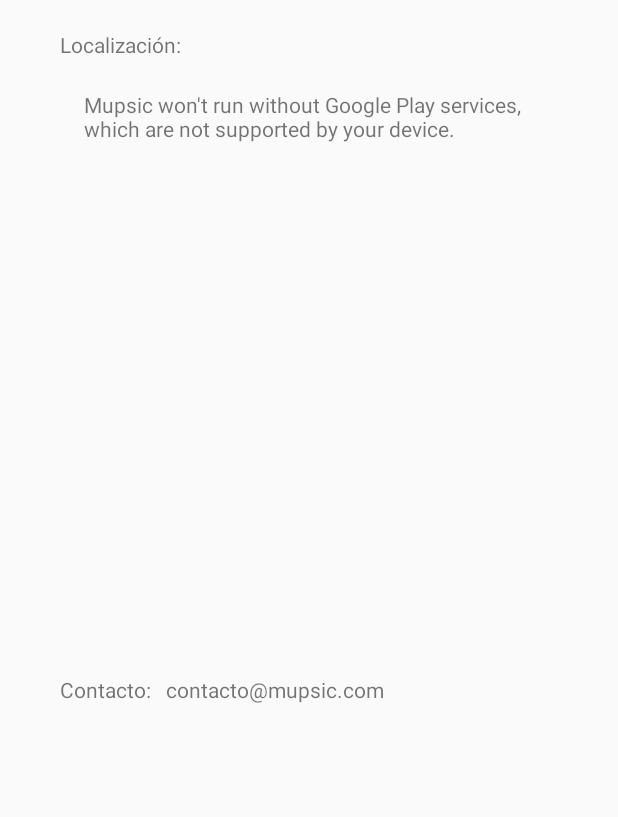
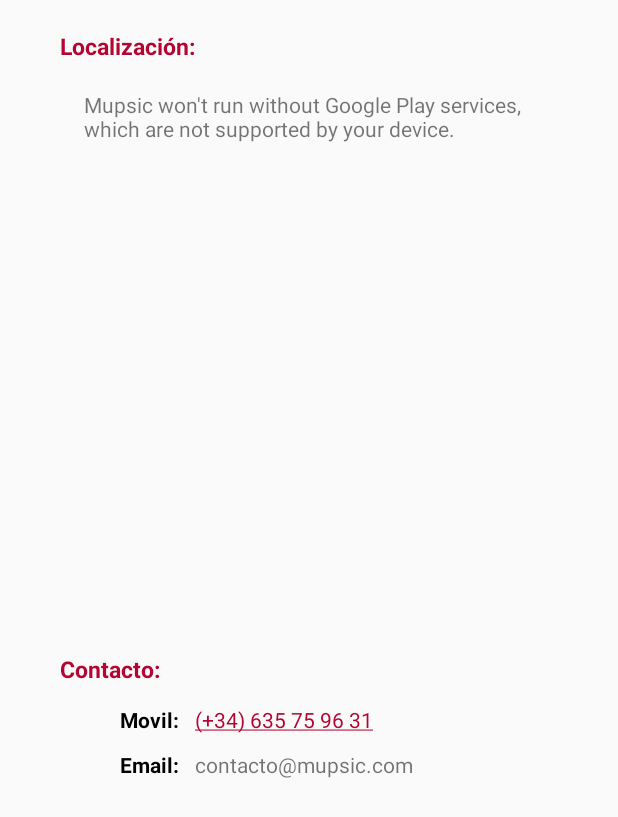
Before and after one commit to arivero007/Mupsic, an Android app: the LocalizacionContacto screen opened directly, with no data from a screen before it, on a phone screen of 412 x 824 dp. Shown: the top 817 px of the screen. Run offline under Robolectric (Android 15) with nearby library versions, the phone set to English and light mode, and no system bars.

Commit message:
mejoras generales

```diff
--- a/app/src/main/java/getnetwork/erictelm2m/com/mupsic/LocalizacionContacto.java
+++ b/app/src/main/java/getnetwork/erictelm2m/com/mupsic/LocalizacionContacto.java
@@ -1,7 +1,9 @@
 package getnetwork.erictelm2m.com.mupsic;
 
 import android.Manifest;
+import android.content.Intent;
 import android.content.pm.PackageManager;
+import android.net.Uri;
 import android.os.Bundle;
 import android.support.design.widget.FloatingActionButton;
 import android.support.design.widget.Snackbar;
@@ -10,6 +12,7 @@ import android.support.v4.app.FragmentActivity;
 import android.support.v7.app.AppCompatActivity;
 import android.support.v7.widget.Toolbar;
 import android.view.View;
+import android.widget.TextView;
 
 import com.google.android.gms.maps.CameraUpdateFactory;
 import com.google.android.gms.maps.GoogleMap;
@@ -43,7 +46,7 @@ public class LocalizacionContacto extends FragmentActivity implements OnMapReady
 
 
         LatLng mupsic = new LatLng(43.296244, -2.885613);
-        map.addMarker(new MarkerOptions().position(mupsic).title("Mupsic"));
+        map.addMarker(new MarkerOptions().position(mupsic).title("Mupsic").snippet("Academia de música"));
         float zoomLevel = 16.0f;
         map.moveCamera(CameraUpdateFactory.newLatLngZoom(mupsic,zoomLevel));
        /*
--- a/app/src/main/res/layout/activity_localizacion_contacto.xml
+++ b/app/src/main/res/layout/activity_localizacion_contacto.xml
@@ -18,19 +18,64 @@
         android:layout_marginTop="60dp"
         tools:context=".MapsActivity" />
 
+
     <TextView
         android:id="@+id/textView1"
         android:layout_width="wrap_content"
         android:layout_height="wrap_content"
         android:layout_marginTop="20dp"
         android:layout_marginLeft="40dp"
+        android:textSize="15dp"
+        android:textStyle="bold"
+        android:textColor="@color/colorAccent"
         android:text="Localización:" />
 
     <TextView
         android:id="@+id/textView2"
         android:layout_width="wrap_content"
         android:layout_height="wrap_content"
-        android:layout_marginTop="450dp"
+        android:layout_marginTop="435dp"
         android:layout_marginLeft="40dp"
-        android:text="Contacto:   contacto@mupsic.com" />
+        android:textSize="15dp"
+        android:textStyle="bold"
+        android:textColor="@color/colorAccent"
+        android:text="Contacto:" />
+
+    <TextView
+        android:id="@+id/textView3"
+        android:layout_width="wrap_content"
+        android:layout_height="wrap_content"
+        android:layout_marginTop="500dp"
+        android:layout_marginLeft="80dp"
+        android:textStyle="bold"
+        android:textColor="@color/colorBlack"
+        android:text="Email: " />
+
+    <TextView
+        android:id="@+id/textView4"
+        android:layout_width="wrap_content"
+        android:layout_height="wrap_content"
+        android:layout_marginTop="470dp"
+        android:layout_marginLeft="80dp"
+        android:textStyle="bold"
+        android:textColor="@color/colorBlack"
+        android:text="Movil: " />
+
+    <TextView
+        android:id="@+id/textViewEmail"
+        android:layout_width="wrap_content"
+        android:layout_height="wrap_content"
+        android:layout_marginTop="500dp"
+        android:layout_marginLeft="130dp"
+        android:text="contacto@mupsic.com" />
+
+    <TextView
+        android:id="@+id/textViewMovil"
+        android:layout_width="wrap_content"
+        android:layout_height="wrap_content"
+        android:layout_marginTop="470dp"
+        android:layout_marginLeft="130dp"
+        android:autoLink="phone"
+        android:text="(+34) 635 75 96 31" />
+
 </RelativeLayout>
--- a/app/src/main/res/values/colors.xml
+++ b/app/src/main/res/values/colors.xml
@@ -4,4 +4,7 @@
     <color name="colorPrimaryDark">#303F9F</color>
     <color name="colorAccent">#B40431</color>
     <color name="colorGreen">#3ADF00</color>
+    <color name="colorBlue">#0000FF</color>
+    <color name="colorBlack">#000000</color>
+    <color name="colorWhite">#FFFFFF</color>
 </resources>
```
Also changed, not shown: app/src/main/AndroidManifest.xml (+10 -7 lines), app/src/main/java/getnetwork/erictelm2m/com/mupsic/MapsActivity.java (+2 -5 lines), app/src/main/java/getnetwork/erictelm2m/com/mupsic/Partituras.java (added, +13 -0 lines), app/src/main/java/getnetwork/erictelm2m/com/mupsic/Principal.java (+20 -12 lines), app/src/main/res/drawable/btn_round.xml (+2 -8 lines), app/src/main/res/layout/activity_partituras.xml (added, +16 -0 lines), app/src/main/res/layout/activity_principal.xml (+12 -11 lines), app/src/main/res/layout/content_localizacion_contacto.xml (deleted, +0 -37 lines), app/src/main/res/drawable/mupsic_portada.png (added).
